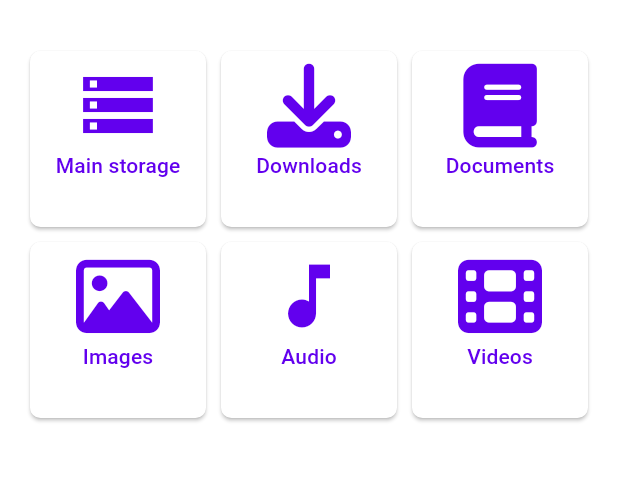
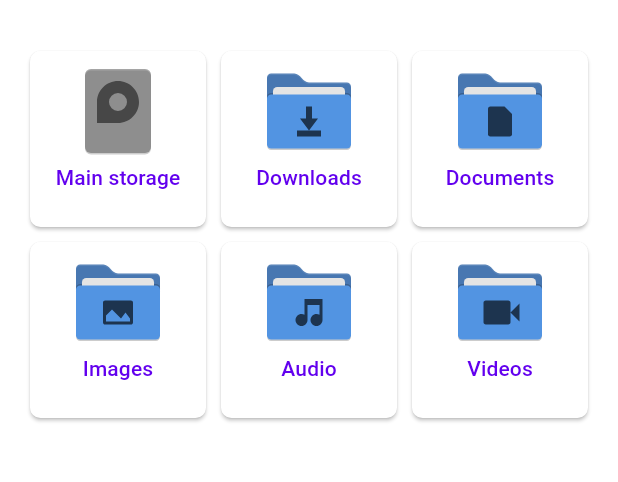
Before and after one commit to PiotrZPL/advanced_file_manager, a Flutter app: the screen it shows after launch, on a phone screen of 412 x 824 dp, the part 63-545 px from its top. Run offline on Flutter 3.47's test engine with Material 2 defaults, Android fonts, the phone set to English and light mode, and no system bars; drawn by our look-alikes of dynamic_color; our stand-ins replace flutter_svg, open_file, permission_handler.

Commit message:
Added new icons to the main page

```diff
--- a/lib/pages/home_page.dart
+++ b/lib/pages/home_page.dart
@@ -1,6 +1,6 @@
 import 'package:flutter/material.dart';
+import 'package:flutter_svg/svg.dart';
 import 'package:permission_handler/permission_handler.dart';
-import 'package:font_awesome_flutter/font_awesome_flutter.dart';
 
 import '../tools/launch_directory_page.dart';
 
@@ -46,16 +46,13 @@ class _HomePageState extends State<HomePage> {
                       ),
                       // padding: const EdgeInsets.all(8),
                       // color: Colors.teal[100],
-                      child: const Column(
+                      child: Column(
                         children: [
-                          FaIcon(
-                            Icons.storage,
-                            size: 56,
-                          ),
-                          SizedBox(
+                          SvgPicture.asset("assets/icons/drive-harddisk.svg"),
+                          const SizedBox(
                             height: 2,
                           ),
-                          Text("Main storage")
+                          const Text("Main storage")
                         ],
                       )
                     ),
@@ -69,16 +66,13 @@ class _HomePageState extends State<HomePage> {
                           borderRadius: BorderRadius.circular(7),
                         )
                       ),
-                      child: const Column(
+                      child: Column(
                         children: [
-                          FaIcon(
-                            FontAwesomeIcons.download,
-                            size: 56,
-                          ),
-                          SizedBox(
+                          SvgPicture.asset("assets/icons/folder-download.svg"),
+                          const SizedBox(
                             height: 2,
                           ),
-                          Text("Downloads")
+                          const Text("Downloads")
                         ],
                       )
                     ),
@@ -92,16 +86,13 @@ class _HomePageState extends State<HomePage> {
                           borderRadius: BorderRadius.circular(7),
                         )
                       ),
-                      child: const Column(
+                      child: Column(
                         children: [
-                          FaIcon(
-                            FontAwesomeIcons.book,
-                            size: 56,
-                          ),
-                          SizedBox(
+                          SvgPicture.asset("assets/icons/folder-documents.svg"),
+                          const SizedBox(
                             height: 2,
                           ),
-                          Text("Documents")
+                          const Text("Documents")
                         ],
                       )
                     ),
@@ -115,16 +106,13 @@ class _HomePageState extends State<HomePage> {
                           borderRadius: BorderRadius.circular(7),
                         )
                       ),
-                      child: const Column(
+                      child: Column(
                         children: [
-                          FaIcon(
-                            FontAwesomeIcons.image,
-                            size: 56,
-                          ),
-                          SizedBox(
+                          SvgPicture.asset("assets/icons/folder-pictures.svg"),
+                          const SizedBox(
                             height: 2,
                           ),
-                          Text("Images")
+                          const Text("Images")
                         ],
                       )
                     ),
@@ -138,16 +126,13 @@ class _HomePageState extends State<HomePage> {
                           borderRadius: BorderRadius.circular(7),
                         )
                       ),
-                      child: const Column(
+                      child: Column(
                         children: [
-                          FaIcon(
-                            Icons.music_note,
-                            size: 56,
-                          ),
-                          SizedBox(
+                          SvgPicture.asset("assets/icons/folder-music.svg"),
+                          const SizedBox(
                             height: 2,
                           ),
-                          Text("Audio")
+                          const Text("Audio")
                         ],
                       )
                     ),
@@ -161,16 +146,13 @@ class _HomePageState extends State<HomePage> {
                           borderRadius: BorderRadius.circular(7),
                         )
                       ),
-                      child: const Column(
+                      child: Column(
                         children: [
-                          FaIcon(
-                            FontAwesomeIcons.film,
-                            size: 56,
-                          ),
-                          SizedBox(
+                          SvgPicture.asset("assets/icons/folder-video.svg"),
+                          const SizedBox(
                             height: 2,
                           ),
-                          Text("Videos")
+                          const Text("Videos")
                         ],
                       )
                     ),
```
